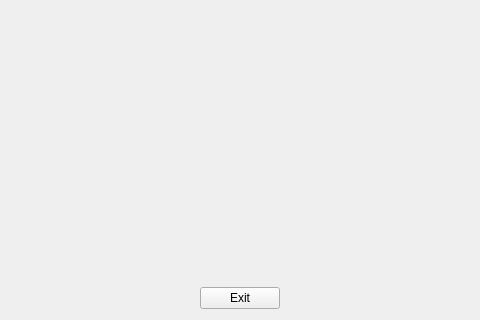
ita-social-projects/FaceRecognizer-Back-End, file RealTimeFaceMaskDetector/TCPClientUI/FaceRecognitionUI.ui: the form before one commit; both pictures show x 92 to 572 and y 191 to 511 of the 663 by 511 pixel window.
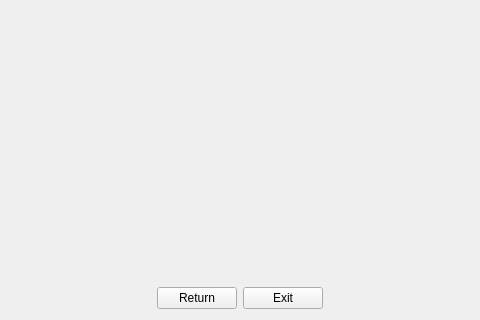
The form after the commit.

Commit message:
Moved regex to separated method, added return button FaceRecognitionUI (#78)
* initial commit after configurating

* updated headers

* moved FaceRecognitionUI to .h file

* yey

* smth

* before pulling

* moved Regex to another function

* added return button to FaceRecognitionUI

* small fixes

* refactoring

* updated gitginore

* updated gitignore

* deleted 3rdpartylibs

* deleted conanfiles

```diff
--- a/RealTimeFaceMaskDetector/TCPClientUI/FaceRecognitionUI.ui
+++ b/RealTimeFaceMaskDetector/TCPClientUI/FaceRecognitionUI.ui
@@ -48,6 +48,13 @@
        </property>
       </spacer>
      </item>
+     <item>
+      <widget class="QPushButton" name="return_button">
+       <property name="text">
+        <string>Return</string>
+       </property>
+      </widget>
+     </item>
      <item>
       <widget class="QPushButton" name="exit_button">
        <property name="text">
```
Left out of the diff: 2 changed lines with no effect on the pictures. The commit also changes 14 other files.
